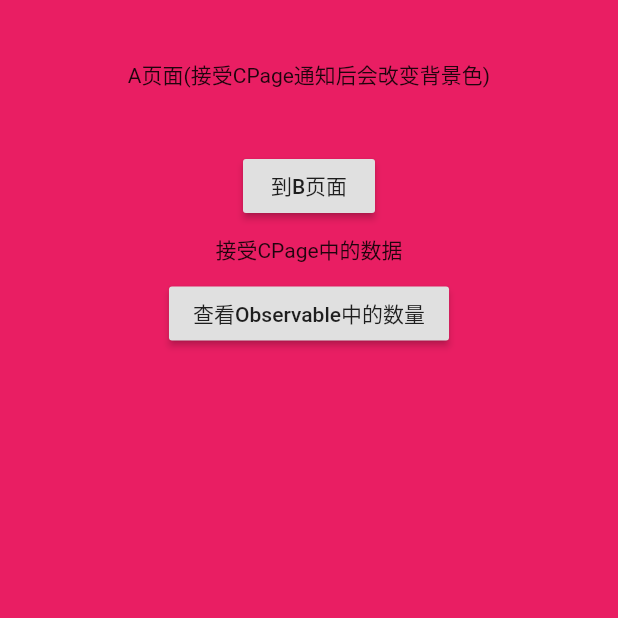
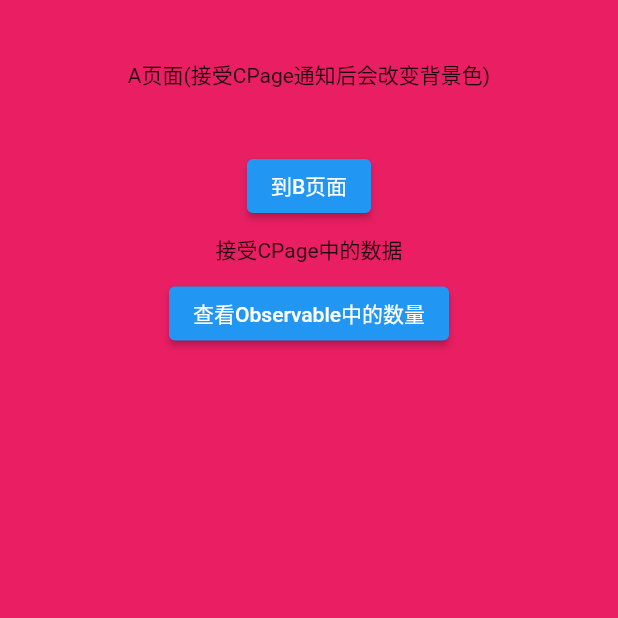
Before and after one commit to lisen87/flutter_observer, a Flutter app: the screen it shows after launch, after a tap on "打开A", on a phone screen of 412 x 824 dp, the top half of it. Run offline on Flutter 3.47's test engine with Material 2 defaults, Android fonts, the phone set to English and light mode, and no system bars.

Commit message:
使用flutter 2.0

```diff
--- a/example/lib/APage.dart
+++ b/example/lib/APage.dart
@@ -13,8 +13,8 @@ class APage extends StatefulWidget {
 
 class APageState extends State<APage> with Observer{
 
-  MaterialColor bc = Colors.pink;
-  String notifyText = "接受CPage中的数据";
+  MaterialColor? bc = Colors.pink;
+  String? notifyText = "接受CPage中的数据";
   @override
   void initState() {
     Observable.instance.addObserver(this);
@@ -28,7 +28,7 @@ class APageState extends State<APage> with Observer{
         children: <Widget>[
           Container(height: 100, child: Center(child: Text("A页面(接受CPage通知后会改变背景色)"))),
 
-          RaisedButton(onPressed: () {
+          ElevatedButton(onPressed: () {
             Navigator.push(
                 context, new MaterialPageRoute(builder: (context) {
                   return BPage();
@@ -37,10 +37,10 @@ class APageState extends State<APage> with Observer{
 
           Padding(
             padding: const EdgeInsets.all(8.0),
-            child: Text(notifyText),
+            child: Text(notifyText!),
           ),
 
-          RaisedButton(
+          ElevatedButton(
               onPressed: () {
                 print("Observable中的数量 = " + Observable.instance.length().toString());
               },
@@ -56,7 +56,7 @@ class APageState extends State<APage> with Observer{
     super.dispose();
   }
   @override
-  update(Observable observable, String notifyName,Map map) {
+  update(Observable observable, String? notifyName,Map? map) {
 
     if(map != null && map.containsKey("background")){
       bc = map["background"];
--- a/example/lib/BPage.dart
+++ b/example/lib/BPage.dart
@@ -25,7 +25,7 @@ class BPageState extends State<BPage> with Observer{
       body: Column(children: <Widget>[
         Container(height: 100, child: Center(child: Text("B页面"))),
 
-        RaisedButton(onPressed: () {
+        ElevatedButton(onPressed: () {
           Navigator.push(
               context, new MaterialPageRoute(builder: (context) {
             return CPage();
@@ -45,7 +45,7 @@ class BPageState extends State<BPage> with Observer{
   }
 
   @override
-  update(Observable observable,String notifyName, Map map) {
+  update(Observable observable,String? notifyName, Map? map) {
     notifyText = "I received notifycation";
     print("notifyName=>$notifyName");
     if(map == null){
--- a/example/lib/main.dart
+++ b/example/lib/main.dart
@@ -27,7 +27,7 @@ class MyApp extends StatelessWidget {
 }
 
 class MyHomePage extends StatefulWidget {
-  MyHomePage({Key key, this.title}) : super(key: key);
+  MyHomePage({Key? key, this.title}) : super(key: key);
 
   // This widget is the home page of your application. It is stateful, meaning
   // that it has a State object (defined below) that contains fields that affect
@@ -38,7 +38,7 @@ class MyHomePage extends StatefulWidget {
   // used by the build method of the State. Fields in a Widget subclass are
   // always marked "final".
 
-  final String title;
+  final String? title;
 
   @override
   _MyHomePageState createState() => _MyHomePageState();
@@ -50,13 +50,13 @@ class _MyHomePageState extends State<MyHomePage> {
   Widget build(BuildContext context) {
     return Scaffold(
       appBar: AppBar(
-        title: Text(widget.title),
+        title: Text(widget.title!),
       ),
       body: Center(
         child: Column(
           mainAxisAlignment: MainAxisAlignment.center,
           children: <Widget>[
-            RaisedButton(
+            ElevatedButton(
               onPressed: () {
                 Navigator.push(context,
                     new MaterialPageRoute(builder: (context) {
--- a/example/pubspec.yaml
+++ b/example/pubspec.yaml
@@ -14,7 +14,7 @@ description: A new Flutter project.
 version: 1.0.0+1
 
 environment:
-  sdk: ">=2.1.0 <3.0.0"
+  sdk: '>=2.12.0 <3.0.0'
 
 dependencies:
   flutter:
@@ -22,7 +22,7 @@ dependencies:
 
   # The following adds the Cupertino Icons font to your application.
   # Use with the CupertinoIcons class for iOS style icons.
-  cupertino_icons: ^0.1.2
+  cupertino_icons: ^1.0.3
 
 dev_dependencies:
   flutter_test:
--- a/lib/Observable.dart
+++ b/lib/Observable.dart
@@ -15,10 +15,10 @@ class Observable {
     return _instance;
   }
 
-  List<Observer> observers;
+  late List<Observer> observers;
 
   Observable._() {
-    observers = List();
+    observers = [];
   }
 
   int length() {
@@ -46,8 +46,8 @@ class Observable {
   ///Used in the page that sent the notification
   /// stateNames state name to update
   /// Map notification data, can be null
-  notifyObservers(List<String> stateNames, {String notifyName,Map map}) {
-    if (stateNames == null || stateNames.length == 0) {
+  notifyObservers(List<String> stateNames, {String? notifyName,Map? map}) {
+    if (stateNames.length == 0) {
       for (int i = observers.length - 1; i >= 0; i--) {
         observers[i].update(this, notifyName,map);
       }
--- a/lib/Observer.dart
+++ b/lib/Observer.dart
@@ -5,5 +5,5 @@ import 'package:flutter_observer/Observable.dart';
 ///In the state initState method you need to call Observable().addObserver(this);
 ///Call Observable().removeObserver(this) in the state dispose method;
 abstract class Observer {
-  update(Observable observable,String notifyName, Map map);
+  update(Observable observable,String? notifyName, Map? map);
 }
--- a/pubspec.yaml
+++ b/pubspec.yaml
@@ -1,11 +1,10 @@
 name: flutter_observer
 description: similar android BroadcastReceiver andd ios NSNotification,Used to notify the page to refresh.This is a pure dart language development package
-version: 1.0.7
-author: <453354858@qq.com>
+version: 2.0.0
 homepage: https://github.com/lisen87/flutter_observer.git
 
 environment:
-  sdk: ">=2.1.0 <3.0.0"
+  sdk: '>=2.12.0 <3.0.0'
 
 dependencies:
   flutter:
```
Also changed, not shown: example/lib/CPage.dart (+6 -6 lines), example/pubspec.lock, pubspec.lock, 6 other files.
